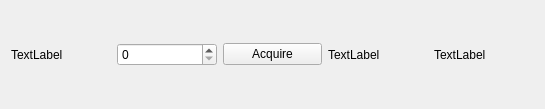
First picture: the form in generalassetform.ui, repository gijsje789/SoldiersOfFortune, before the edit.
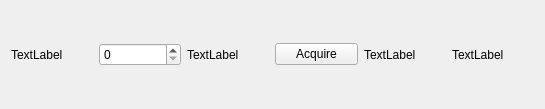
Second picture: the form after the edit.

Commit message: Updated generalassetorm to general. Added type and price to json

```diff
--- a/generalassetform.ui
+++ b/generalassetform.ui
@@ -26,6 +26,13 @@
      <item>
       <widget class="QSpinBox" name="amountSpinBox"/>
      </item>
+     <item>
+      <widget class="QLabel" name="priceLabel">
+       <property name="text">
+        <string>TextLabel</string>
+       </property>
+      </widget>
+     </item>
      <item>
       <widget class="QPushButton" name="acquireButton">
        <property name="text">
```
The commit also changes 4 other files.
